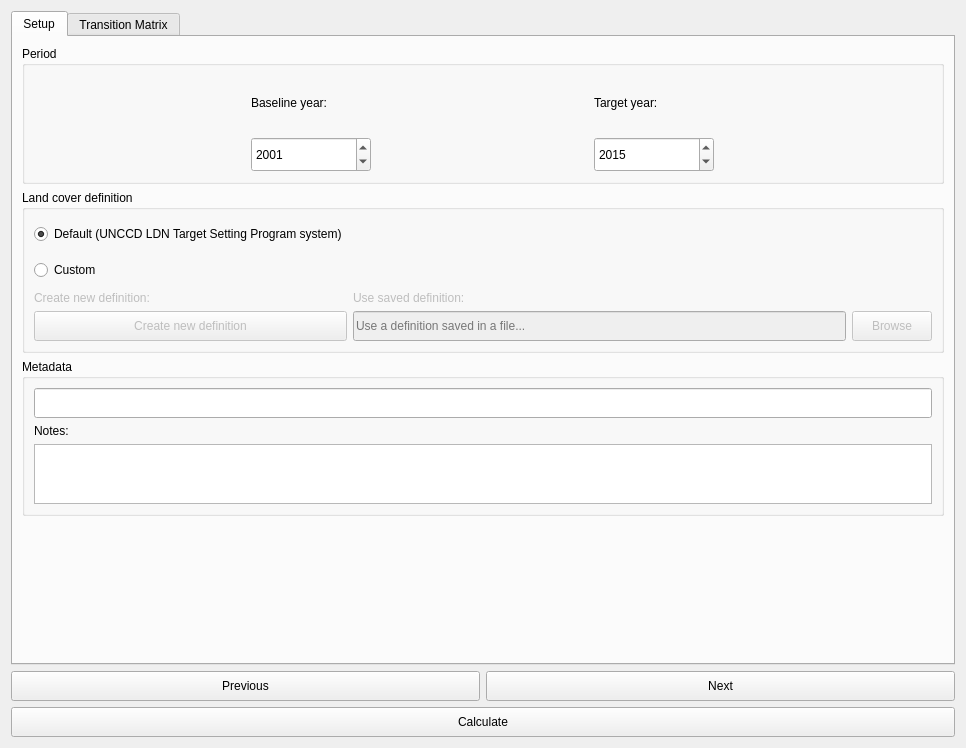
Before: the Qt Designer form LDMP/gui/DlgCalculateLC.ui in ConservationInternational/trends.earth, drawn with Qt 5.
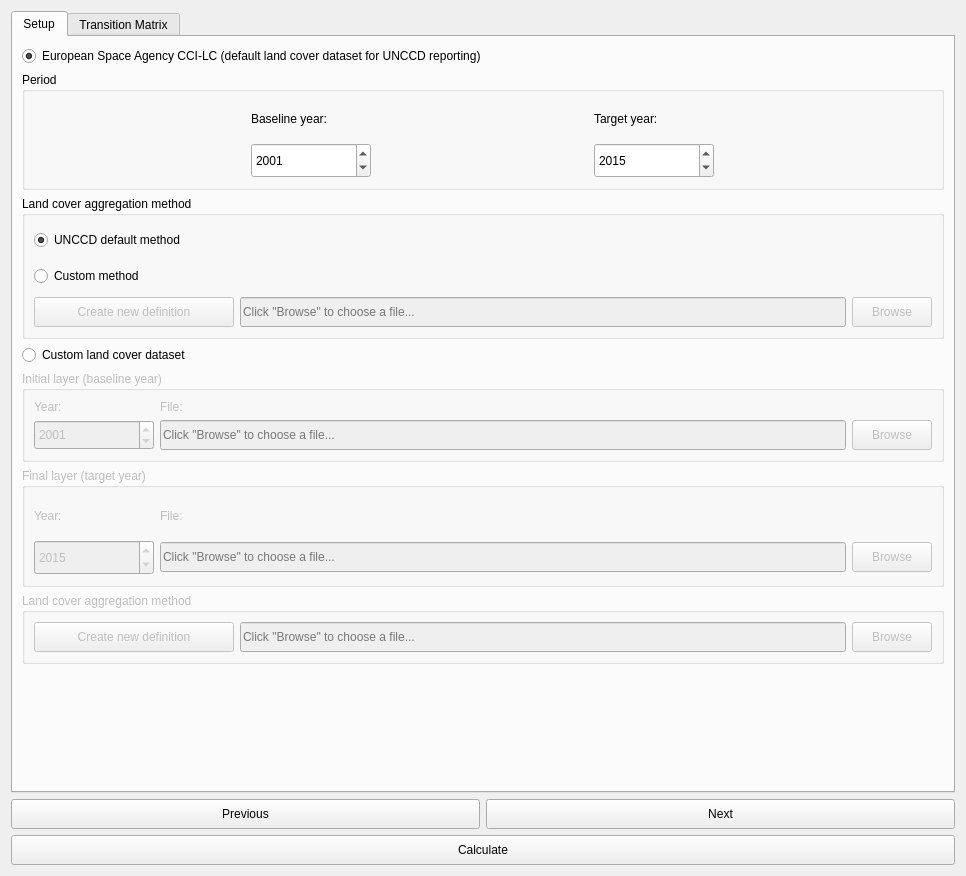
After: the same form once the commit is applied.

Commit message: Add custom land cover setup to GUI.

Diff of the .ui file:
```diff
--- a/LDMP/gui/DlgCalculateLC.ui
+++ b/LDMP/gui/DlgCalculateLC.ui
@@ -7,7 +7,7 @@
     <x>0</x>
     <y>0</y>
     <width>966</width>
-    <height>748</height>
+    <height>876</height>
    </rect>
   </property>
   <property name="sizePolicy">
@@ -38,15 +38,81 @@
       <attribute name="title">
        <string>Setup</string>
       </attribute>
-      <layout class="QVBoxLayout" name="verticalLayout_5">
+      <layout class="QVBoxLayout" name="verticalLayout_2">
        <item>
-        <widget class="QGroupBox" name="groupBox_9">
+        <widget class="QRadioButton" name="use_esa">
+         <property name="text">
+          <string>European Space Agency CCI-LC (default land cover dataset for UNCCD reporting)</string>
+         </property>
+         <property name="checked">
+          <bool>true</bool>
+         </property>
+        </widget>
+       </item>
+       <item>
+        <widget class="QGroupBox" name="groupBox_10">
          <property name="title">
           <string>Period</string>
          </property>
-         <layout class="QGridLayout" name="gridLayout_9">
+         <layout class="QGridLayout" name="gridLayout_8">
+          <item row="1" column="1">
+           <widget class="QDateEdit" name="use_esa_tg_year">
+            <property name="sizePolicy">
+             <sizepolicy hsizetype="Minimum" vsizetype="Expanding">
+              <horstretch>0</horstretch>
+              <verstretch>0</verstretch>
+             </sizepolicy>
+            </property>
+            <property name="minimumSize">
+             <size>
+              <width>0</width>
+              <height>30</height>
+             </size>
+            </property>
+            <property name="maximumSize">
+             <size>
+              <width>120</width>
+              <height>35</height>
+             </size>
+            </property>
+            <property name="date">
+             <date>
+              <year>2015</year>
+              <month>1</month>
+              <day>1</day>
+             </date>
+            </property>
+            <property name="minimumDateTime">
+             <datetime>
+              <hour>0</hour>
+              <minute>0</minute>
+              <second>0</second>
+              <year>1992</year>
+              <month>1</month>
+              <day>1</day>
+             </datetime>
+            </property>
+            <property name="maximumDate">
+             <date>
+              <year>2030</year>
+              <month>12</month>
+              <day>31</day>
+             </date>
+            </property>
+            <property name="minimumDate">
+             <date>
+              <year>1992</year>
+              <month>1</month>
+              <day>1</day>
+             </date>
+            </property>
+            <property name="displayFormat">
+             <string notr="true">yyyy</string>
+            </property>
+           </widget>
+          </item>
           <item row="1" column="0">
-           <widget class="QDateEdit" name="year_baseline">
+           <widget class="QDateEdit" name="use_esa_bl_year">
             <property name="sizePolicy">
              <sizepolicy hsizetype="Minimum" vsizetype="Minimum">
               <horstretch>0</horstretch>
@@ -91,8 +157,27 @@
             </property>
            </widget>
           </item>
+          <item row="0" column="1">
+           <widget class="QLabel" name="label_3">
+            <property name="minimumSize">
+             <size>
+              <width>0</width>
+              <height>30</height>
+             </size>
+            </property>
+            <property name="text">
+             <string>Target year:</string>
+            </property>
+           </widget>
+          </item>
           <item row="0" column="0">
            <widget class="QLabel" name="label_10">
+            <property name="minimumSize">
+             <size>
+              <width>0</width>
+              <height>30</height>
+             </size>
+            </property>
             <property name="font">
              <font>
               <weight>50</weight>
@@ -104,80 +189,17 @@
             </property>
            </widget>
           </item>
-          <item row="1" column="1">
-           <widget class="QDateEdit" name="year_target">
-            <property name="sizePolicy">
-             <sizepolicy hsizetype="Minimum" vsizetype="Expanding">
-              <horstretch>0</horstretch>
-              <verstretch>0</verstretch>
-             </sizepolicy>
-            </property>
-            <property name="minimumSize">
-             <size>
-              <width>0</width>
-              <height>30</height>
-             </size>
-            </property>
-            <property name="maximumSize">
-             <size>
-              <width>120</width>
-              <height>35</height>
-             </size>
-            </property>
-            <property name="date">
-             <date>
-              <year>2015</year>
-              <month>1</month>
-              <day>1</day>
-             </date>
-            </property>
-            <property name="minimumDateTime">
-             <datetime>
-              <hour>0</hour>
-              <minute>0</minute>
-              <second>0</second>
-              <year>1992</year>
-              <month>1</month>
-              <day>1</day>
-             </datetime>
-            </property>
-            <property name="maximumDate">
-             <date>
-              <year>2030</year>
-              <month>12</month>
-              <day>31</day>
-             </date>
-            </property>
-            <property name="minimumDate">
-             <date>
-              <year>1992</year>
-              <month>1</month>
-              <day>1</day>
-             </date>
-            </property>
-            <property name="displayFormat">
-             <string notr="true">yyyy</string>
-            </property>
-           </widget>
-          </item>
-          <item row="0" column="1">
-           <widget class="QLabel" name="label_3">
-            <property name="text">
-             <string>Target year:</string>
-            </property>
-           </widget>
-          </item>
          </layout>
         </widget>
        </item>
        <item>
         <widget class="QGroupBox" name="groupBox">
          <property name="title">
-          <string>Land cover definition</string>
+          <string>Land cover aggregation method</string>
          </property>
          <layout class="QGridLayout" name="gridLayout">
-          <item row="4" column="1">
-           <widget class="QLineEdit" name="remap_custom_file">
+          <item row="3" column="1">
+           <widget class="QLineEdit" name="use_esa_agg_custom_file">
             <property name="enabled">
              <bool>false</bool>
             </property>
@@ -187,152 +209,399 @@
               <height>30</height>
              </size>
             </property>
+            <property name="text">
+             <string/>
+            </property>
             <property name="placeholderText">
-             <string>Use a definition saved in a file...</string>
+             <string>Click &quot;Browse&quot; to choose a file...</string>
             </property>
            </widget>
           </item>
-          <item row="0" column="0">
-           <widget class="QRadioButton" name="remap_default">
+          <item row="3" column="0">
+           <widget class="QPushButton" name="use_esa_agg_custom_create">
+            <property name="enabled">
+             <bool>false</bool>
+            </property>
             <property name="minimumSize">
              <size>
+              <width>200</width>
+              <height>30</height>
+             </size>
+            </property>
+            <property name="text">
+             <string>Create new definition</string>
+            </property>
+           </widget>
+          </item>
+          <item row="3" column="2">
+           <widget class="QPushButton" name="use_esa_agg_custom_browse">
+            <property name="enabled">
+             <bool>false</bool>
+            </property>
+            <property name="minimumSize">
+             <size>
               <width>0</width>
               <height>30</height>
              </size>
             </property>
+            <property name="maximumSize">
+             <size>
+              <width>120</width>
+              <height>16777215</height>
+             </size>
+            </property>
             <property name="text">
-             <string>Default (UNCCD LDN Target Setting Program system)</string>
+             <string>Browse</string>
+            </property>
+           </widget>
+          </item>
+          <item row="1" column="0" colspan="3">
+           <widget class="QRadioButton" name="use_esa_agg_custom">
+            <property name="minimumSize">
+             <size>
+              <width>0</width>
+              <height>30</height>
+             </size>
+            </property>
+            <property name="text">
+             <string>Custom method</string>
+            </property>
+           </widget>
+          </item>
+          <item row="0" column="0" colspan="3">
+           <widget class="QRadioButton" name="use_esa_agg_unccd">
+            <property name="minimumSize">
+             <size>
+              <width>0</width>
+              <height>30</height>
+             </size>
+            </property>
+            <property name="text">
+             <string>UNCCD default method</string>
             </property>
             <property name="checked">
              <bool>true</bool>
             </property>
            </widget>
           </item>
-          <item row="4" column="0">
-           <widget class="QPushButton" name="remap_custom_create">
-            <property name="enabled">
-             <bool>false</bool>
-            </property>
-            <property name="minimumSize">
-             <size>
-              <width>0</width>
-              <height>30</height>
-             </size>
-            </property>
-            <property name="text">
-             <string>Create new definition</string>
-            </property>
-           </widget>
-          </item>
-          <item row="1" column="0">
-           <widget class="QRadioButton" name="remap_custom">
-            <property name="minimumSize">
-             <size>
-              <width>0</width>
-              <height>30</height>
-             </size>
-            </property>
-            <property name="text">
-             <string>Custom</string>
-            </property>
-           </widget>
-          </item>
-          <item row="4" column="2">
-           <widget class="QPushButton" name="remap_custom_file_browse">
-            <property name="enabled">
-             <bool>false</bool>
-            </property>
-            <property name="minimumSize">
-             <size>
-              <width>0</width>
-              <height>30</height>
-             </size>
-            </property>
-            <property name="maximumSize">
-             <size>
-              <width>80</width>
-              <height>16777215</height>
-             </size>
-            </property>
-            <property name="text">
-             <string>Browse</string>
-            </property>
-           </widget>
-          </item>
-          <item row="2" column="0">
-           <widget class="QLabel" name="remap_label_new">
-            <property name="enabled">
-             <bool>false</bool>
-            </property>
-            <property name="text">
-             <string>Create new definition:</string>
-            </property>
-           </widget>
-          </item>
-          <item row="2" column="1">
-           <widget class="QLabel" name="remap_label_saved">
-            <property name="enabled">
-             <bool>false</bool>
-            </property>
-            <property name="text">
-             <string>Use saved definition:</string>
-            </property>
-           </widget>
-          </item>
          </layout>
         </widget>
        </item>
        <item>
-        <widget class="QGroupBox" name="metadataGroupBox">
-         <property name="sizePolicy">
-          <sizepolicy hsizetype="Preferred" vsizetype="Expanding">
-           <horstretch>0</horstretch>
-           <verstretch>0</verstretch>
-          </sizepolicy>
+        <widget class="QRadioButton" name="use_custom">
+         <property name="text">
+          <string>Custom land cover dataset</string>
+         </property>
+        </widget>
+       </item>
+       <item>
+        <widget class="QGroupBox" name="groupBox_5">
+         <property name="enabled">
+          <bool>false</bool>
          </property>
          <property name="title">
-          <string>Metadata</string>
+          <string>Initial layer (baseline year)</string>
          </property>
-         <layout class="QVBoxLayout" name="verticalLayout_2">
-          <item>
-           <widget class="QLineEdit" name="task_name">
-            <property name="minimumSize">
-             <size>
-              <width>0</width>
-              <height>30</height>
-             </size>
-            </property>
-            <property name="maxLength">
-             <number>60</number>
-            </property>
-           </widget>
-          </item>
-          <item>
+         <layout class="QGridLayout" name="gridLayout_4">
+          <item row="0" column="0">
            <widget class="QLabel" name="label_2">
+            <property name="enabled">
+             <bool>false</bool>
+            </property>
             <property name="text">
-             <string>Notes:</string>
+             <string>Year:</string>
             </property>
            </widget>
           </item>
-          <item>
-           <widget class="QTextEdit" name="task_notes">
+          <item row="0" column="1">
+           <widget class="QLabel" name="label_4">
+            <property name="enabled">
+             <bool>false</bool>
+            </property>
+            <property name="text">
+             <string>File:</string>
+            </property>
+           </widget>
+          </item>
+          <item row="1" column="0">
+           <widget class="QDateEdit" name="use_custom_bl_year">
+            <property name="enabled">
+             <bool>false</bool>
+            </property>
             <property name="sizePolicy">
-             <sizepolicy hsizetype="Expanding" vsizetype="Expanding">
+             <sizepolicy hsizetype="Minimum" vsizetype="Minimum">
               <horstretch>0</horstretch>
               <verstretch>0</verstretch>
              </sizepolicy>
             </property>
             <property name="minimumSize">
              <size>
+              <width>120</width>
+              <height>30</height>
+             </size>
+            </property>
+            <property name="maximumSize">
+             <size>
+              <width>120</width>
+              <height>35</height>
+             </size>
+            </property>
+            <property name="date">
+             <date>
+              <year>2001</year>
+              <month>1</month>
+              <day>1</day>
+             </date>
+            </property>
+            <property name="maximumDate">
+             <date>
+              <year>2030</year>
+              <month>12</month>
+              <day>31</day>
+             </date>
+            </property>
+            <property name="minimumDate">
+             <date>
+              <year>1980</year>
+              <month>1</month>
+              <day>1</day>
+             </date>
+            </property>
+            <property name="displayFormat">
+             <string notr="true">yyyy</string>
+            </property>
+           </widget>
+          </item>
+          <item row="1" column="1">
+           <widget class="QLineEdit" name="use_custom_bl_file">
+            <property name="enabled">
+             <bool>false</bool>
+            </property>
+            <property name="minimumSize">
+             <size>
               <width>0</width>
-              <height>0</height>
+              <height>30</height>
              </size>
             </property>
+            <property name="placeholderText">
+             <string>Click &quot;Browse&quot; to choose a file...</string>
+            </property>
+           </widget>
+          </item>
+          <item row="1" column="2">
+           <widget class="QPushButton" name="use_custom_bl_browse">
+            <property name="enabled">
+             <bool>false</bool>
+            </property>
+            <property name="minimumSize">
+             <size>
+              <width>0</width>
+              <height>30</height>
+             </size>
+            </property>
             <property name="maximumSize">
              <size>
-              <width>16777215</width>
-              <height>60</height>
+              <width>120</width>
+              <height>16777215</height>
              </size>
+            </property>
+            <property name="text">
+             <string>Browse</string>
+            </property>
+           </widget>
+          </item>
+         </layout>
+        </widget>
+       </item>
+       <item>
+        <widget class="QGroupBox" name="groupBox_4">
+         <property name="enabled">
+          <bool>false</bool>
+         </property>
+         <property name="title">
+          <string>Final layer (target year)</string>
+         </property>
+         <layout class="QGridLayout" name="gridLayout_6">
+          <item row="0" column="0">
+           <widget class="QLabel" name="label_8">
+            <property name="enabled">
+             <bool>false</bool>
+            </property>
+            <property name="text">
+             <string>Year:</string>
+            </property>
+           </widget>
+          </item>
+          <item row="0" column="1">
+           <widget class="QLabel" name="label_9">
+            <property name="enabled">
+             <bool>false</bool>
+            </property>
+            <property name="text">
+             <string>File:</string>
+            </property>
+           </widget>
+          </item>
+          <item row="1" column="0">
+           <widget class="QDateEdit" name="use_custom_tg_year">
+            <property name="enabled">
+             <bool>false</bool>
+            </property>
+            <property name="sizePolicy">
+             <sizepolicy hsizetype="Minimum" vsizetype="Expanding">
+              <horstretch>0</horstretch>
+              <verstretch>0</verstretch>
+             </sizepolicy>
+            </property>
+            <property name="minimumSize">
+             <size>
+              <width>120</width>
+              <height>30</height>
+             </size>
+            </property>
+            <property name="maximumSize">
+             <size>
+              <width>120</width>
+              <height>35</height>
+             </size>
+            </property>
+            <property name="date">
+             <date>
+              <year>2015</year>
+              <month>1</month>
+              <day>1</day>
+             </date>
+            </property>
+            <property name="minimumDateTime">
+             <datetime>
+              <hour>0</hour>
+              <minute>0</minute>
+              <second>0</second>
+              <year>1980</year>
+              <month>1</month>
+              <day>1</day>
+             </datetime>
+            </property>
+            <property name="maximumDate">
+             <date>
+              <year>2030</year>
+              <month>1</month>
+              <day>1</day>
+             </date>
+            </property>
+            <property name="minimumDate">
+             <date>
+              <year>1980</year>
+              <month>1</month>
+              <day>1</day>
+             </date>
+            </property>
+            <property name="displayFormat">
+             <string notr="true">yyyy</string>
+            </property>
+           </widget>
+          </item>
+          <item row="1" column="1">
+           <widget class="QLineEdit" name="use_custom_tg_file">
+            <property name="enabled">
+             <bool>false</bool>
+            </property>
+            <property name="minimumSize">
+             <size>
+              <width>0</width>
+              <height>30</height>
+             </size>
+            </property>
+            <property name="placeholderText">
+             <string>Click &quot;Browse&quot; to choose a file...</string>
+            </property>
+           </widget>
+          </item>
+          <item row="1" column="2">
+           <widget class="QPushButton" name="use_custom_tg_browse">
+            <property name="enabled">
+             <bool>false</bool>
+            </property>
+            <property name="minimumSize">
+             <size>
+              <width>0</width>
+              <height>30</height>
+             </size>
+            </property>
+            <property name="maximumSize">
+             <size>
+              <width>120</width>
+              <height>16777215</height>
+             </size>
+            </property>
+            <property name="text">
+             <string>Browse</string>
+            </property>
+           </widget>
+          </item>
+         </layout>
+        </widget>
+       </item>
+       <item>
+        <widget class="QGroupBox" name="groupBox_3">
+         <property name="enabled">
+          <bool>false</bool>
+         </property>
+         <property name="title">
+          <string>Land cover aggregation method</string>
+         </property>
+         <layout class="QGridLayout" name="gridLayout_2">
+          <item row="1" column="1">
+           <widget class="QLineEdit" name="use_custom_agg_file">
+            <property name="enabled">
+             <bool>false</bool>
+            </property>
+            <property name="minimumSize">
+             <size>
+              <width>120</width>
+              <height>30</height>
+             </size>
+            </property>
+            <property name="placeholderText">
+             <string>Click &quot;Browse&quot; to choose a file...</string>
+            </property>
+           </widget>
+          </item>
+          <item row="1" column="0">
+           <widget class="QPushButton" name="use_custom_agg_create">
+            <property name="enabled">
+             <bool>false</bool>
+            </property>
+            <property name="minimumSize">
+             <size>
+              <width>200</width>
+              <height>30</height>
+             </size>
+            </property>
+            <property name="text">
+             <string>Create new definition</string>
+            </property>
+           </widget>
+          </item>
+          <item row="1" column="2">
+           <widget class="QPushButton" name="use_custom_agg_browse">
+            <property name="enabled">
+             <bool>false</bool>
+            </property>
+            <property name="minimumSize">
+             <size>
+              <width>0</width>
+              <height>30</height>
+             </size>
+            </property>
+            <property name="maximumSize">
+             <size>
+              <width>120</width>
+              <height>16777215</height>
+             </size>
+            </property>
+            <property name="text">
+             <string>Browse</string>
             </property>
            </widget>
           </item>
```
Left out of the diff: 26 changed lines with no effect on the pictures. The commit also changes 2 other files.
